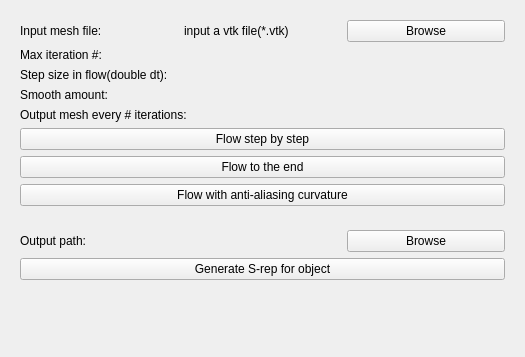
This is SkeletalRepresentationInitializer/Resources/UI/qSlicerSkeletalRepresentationInitializerModuleWidget.ui in KitwareMedical/SlicerSkeletalRepresentation as Qt 5 draws it before an edit. The edited form follows.
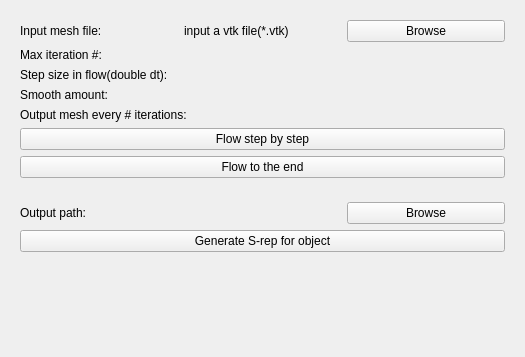
This is the edited form. Custom widgets are drawn as their Qt base class.

Patch:
```diff
--- a/SkeletalRepresentationInitializer/Resources/UI/qSlicerSkeletalRepresentationInitializerModuleWidget.ui
+++ b/SkeletalRepresentationInitializer/Resources/UI/qSlicerSkeletalRepresentationInitializerModuleWidget.ui
@@ -167,13 +167,6 @@
         </property>
        </widget>
       </item>
-      <item>
-       <widget class="QPushButton" name="btn_inkling_flow">
-        <property name="text">
-         <string>Flow with anti-aliasing curvature</string>
-        </property>
-       </widget>
-      </item>
      </layout>
     </widget>
    </item>
```
